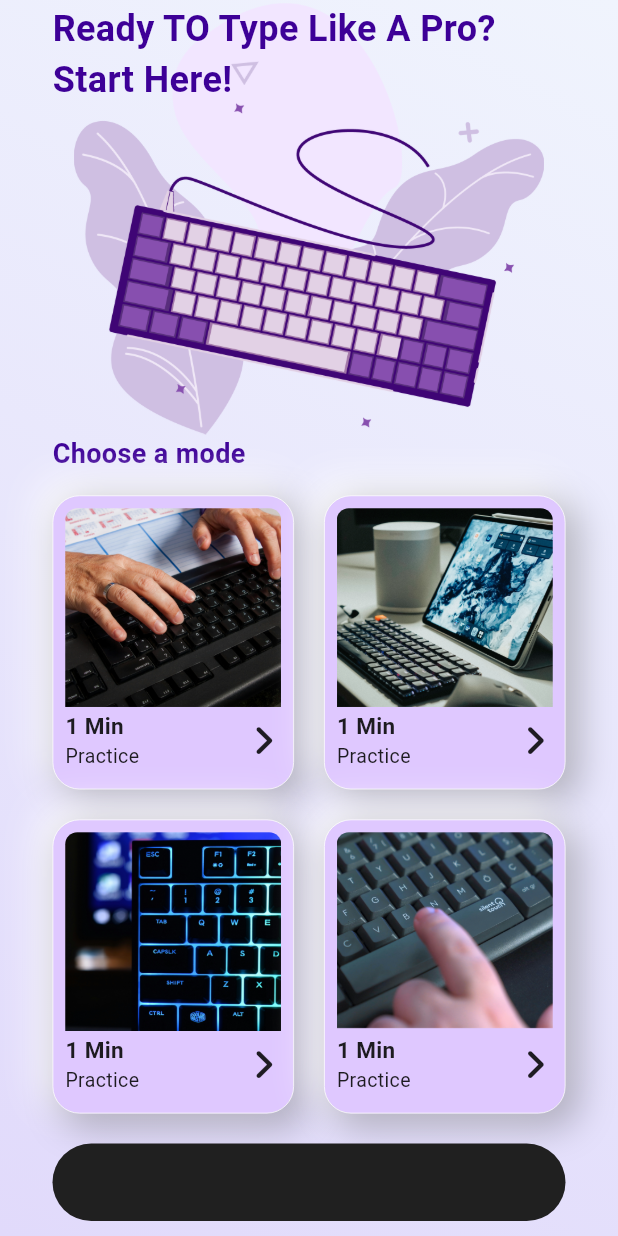
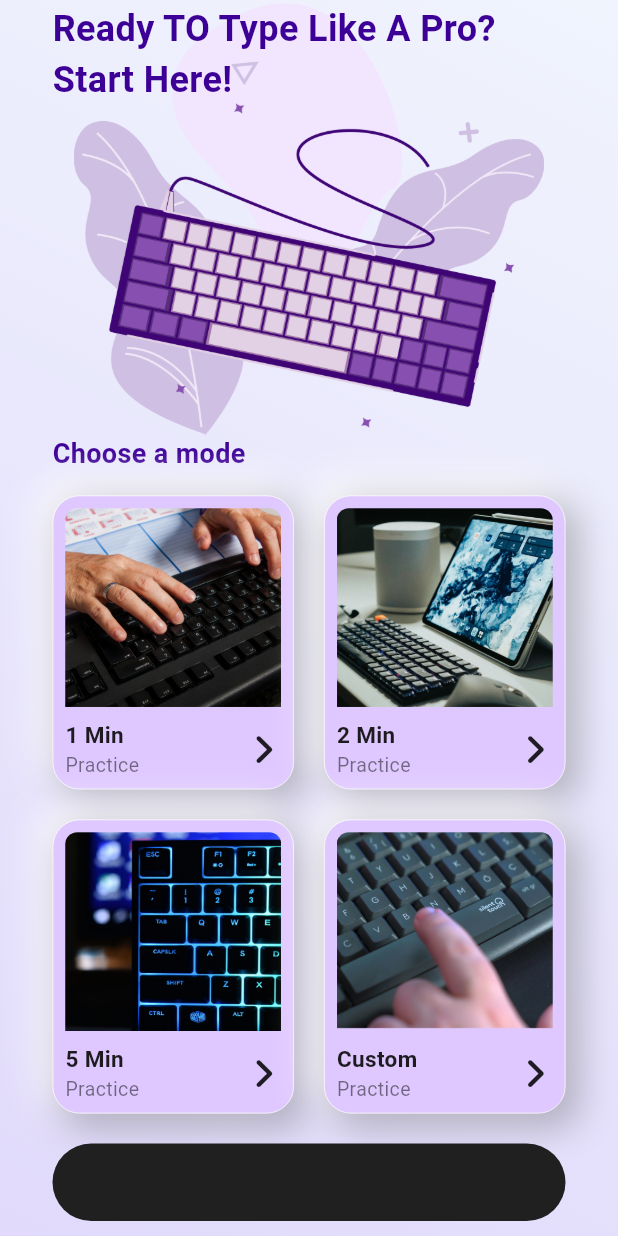
Before and after one commit to chamishkadilina/typingmaster, a Flutter app: the screen it shows after launch, on a phone screen of 412 x 824 dp. Run offline on Flutter 3.47's test engine with Material 3 defaults, Android fonts, the light colour scheme and no system bars; our stand-ins replace font_awesome_flutter.

Commit message:
card text added!

```diff
--- a/lib/card_content.dart
+++ b/lib/card_content.dart
@@ -2,9 +2,11 @@ import 'package:flutter/material.dart';
 import 'package:font_awesome_flutter/font_awesome_flutter.dart';
 
 class CardContent extends StatelessWidget {
+  final String? textlable;
   final Widget? imagepath;
 
   const CardContent({
+    required this.textlable,
     required this.imagepath,
     super.key,
   });
@@ -23,8 +25,8 @@ class CardContent extends StatelessWidget {
             child: imagepath,
           ),
         ),
-        const Padding(
-          padding: EdgeInsets.only(left: 8, top: 0, right: 8, bottom: 2),
+        Padding(
+          padding: const EdgeInsets.only(left: 8, top: 6, right: 8, bottom: 0),
           child: Row(
             mainAxisAlignment: MainAxisAlignment.spaceBetween,
             children: [
@@ -32,8 +34,8 @@ class CardContent extends StatelessWidget {
                 crossAxisAlignment: CrossAxisAlignment.start,
                 children: [
                   Text(
-                    '1 Min',
-                    style: TextStyle(
+                    textlable ?? '',
+                    style: const TextStyle(
                       fontSize: 15,
                       fontWeight: FontWeight.bold,
                     ),
@@ -41,13 +43,13 @@ class CardContent extends StatelessWidget {
                   Text(
                     'Practice',
                     style: TextStyle(
-                      fontSize: 13,
-                      fontWeight: FontWeight.w400,
-                    ),
+                        fontSize: 13,
+                        fontWeight: FontWeight.w400,
+                        color: Colors.black.withOpacity(0.5)),
                   ),
                 ],
               ),
-              Icon(FontAwesomeIcons.angleRight)
+              const Icon(FontAwesomeIcons.angleRight)
             ],
           ),
         ),
--- a/lib/home_screen.dart
+++ b/lib/home_screen.dart
@@ -71,6 +71,7 @@ class _HomeScreenState extends State<HomeScreen> {
                             'assets/images/keyboard1.png',
                           ),
                           cardMargin: const EdgeInsets.fromLTRB(00, 20, 10, 10),
+                          textLable: '1 Min',
                         ),
                       ),
                       Expanded(
@@ -79,6 +80,7 @@ class _HomeScreenState extends State<HomeScreen> {
                             'assets/images/keyboard2.png',
                           ),
                           cardMargin: const EdgeInsets.fromLTRB(10, 20, 00, 10),
+                          textLable: '2 Min',
                         ),
                       ),
                     ],
@@ -94,6 +96,7 @@ class _HomeScreenState extends State<HomeScreen> {
                             'assets/images/keyboard3.png',
                           ),
                           cardMargin: const EdgeInsets.fromLTRB(00, 10, 10, 20),
+                          textLable: '5 Min',
                         ),
                       ),
                       Expanded(
@@ -102,6 +105,7 @@ class _HomeScreenState extends State<HomeScreen> {
                             'assets/images/keyboard4.png',
                           ),
                           cardMargin: const EdgeInsets.fromLTRB(10, 10, 00, 20),
+                          textLable: 'Custom',
                         ),
                       ),
                     ],
--- a/lib/reusable_card.dart
+++ b/lib/reusable_card.dart
@@ -2,10 +2,12 @@ import 'package:flutter/material.dart';
 import 'package:typingmaster/card_content.dart';
 
 class ReusableCard extends StatelessWidget {
+  final String? textLable;
   final Widget? imagePath;
   final EdgeInsetsGeometry? cardMargin;
 
   const ReusableCard({
+    required this.textLable,
     required this.imagePath,
     required this.cardMargin,
     super.key,
@@ -38,6 +40,7 @@ class ReusableCard extends StatelessWidget {
         ],
       ),
       child: CardContent(
+        textlable: textLable ?? '',
         imagepath: imagePath,
       ),
     );
```
